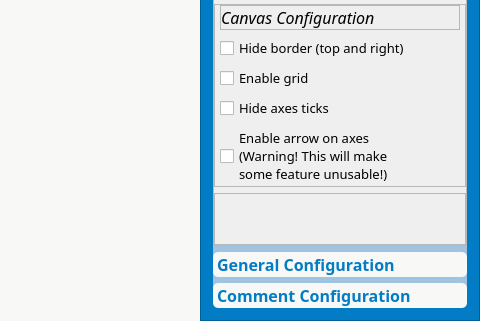
Qt form interface.ui (vikesaki/University_MaximaAdditionalGraphicalUtility) before a commit; both pictures show x 747 to 1227 and y 559 to 880 of the 1227 by 880 pixel window.
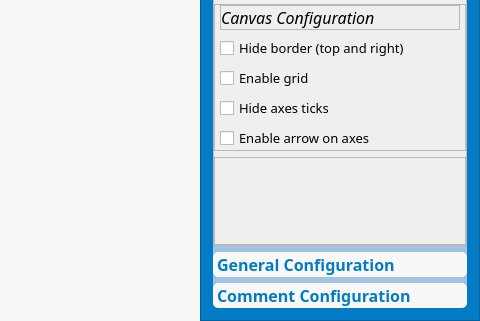
The same form after that commit. Icons and pictures are not drawn. Custom widgets are drawn as their Qt base class.

The edit to the form file:
```diff
--- a/interface.ui
+++ b/interface.ui
@@ -1428,9 +1428,7 @@
                     </font>
                    </property>
                    <property name="text">
-                    <string>Enable arrow on axes 
-(Warning! This will make 
-some feature unusable!)</string>
+                    <string>Enable arrow on axes</string>
                    </property>
                   </widget>
                  </item>
```
